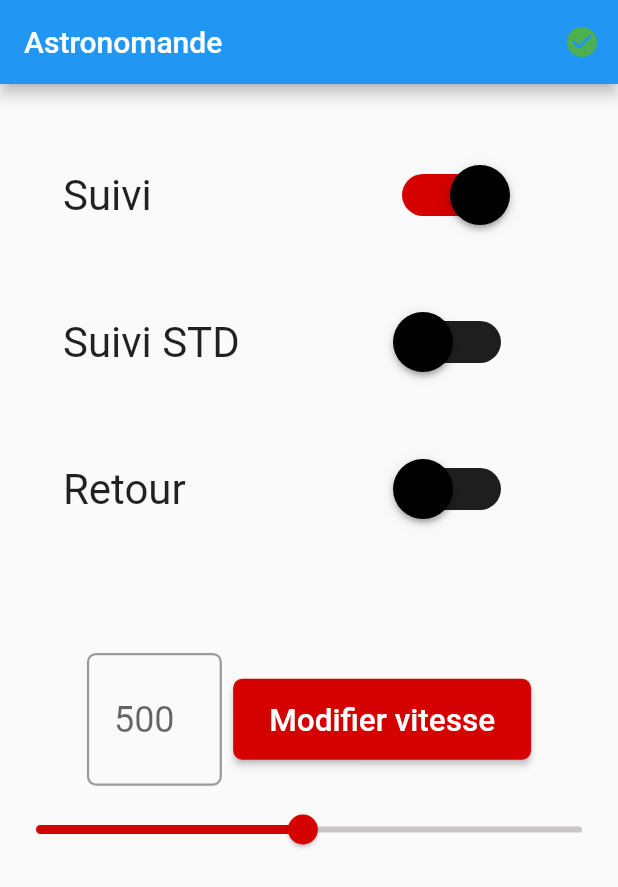
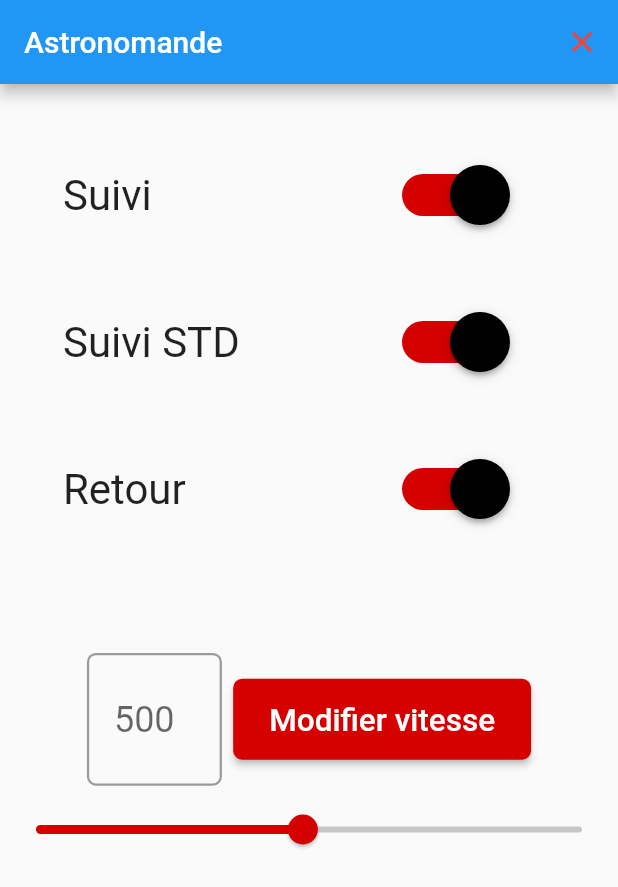
Before and after one commit to PZZed/AstroRemote, a Flutter app: the screen it shows after launch, on a phone screen of 412 x 824 dp. Shown: the top 887 px of the screen. Run offline on Flutter 3.47's test engine with Material 2 defaults, Android fonts, the light colour scheme and no system bars; network calls fail.

```diff
--- a/lib/customSwitch.dart
+++ b/lib/customSwitch.dart
@@ -1,26 +1,24 @@
 import 'package:flutter/material.dart';
 
 class CustomSwitchWidget extends StatefulWidget {
-
   String name;
   bool isActive;
+  void Function(bool) callback;
 
-  CustomSwitchWidget(this.name, this.isActive); //constructor
+  CustomSwitchWidget(this.name, this.isActive, this.callback); //constructor
 
   @override
-  _CustomSwitch createState() => _CustomSwitch(name, isActive, isActive);
+  _CustomSwitch createState() =>
+      _CustomSwitch(name, isActive, isActive, callback);
 }
 
 class _CustomSwitch extends State<CustomSwitchWidget> {
-
   String name;
   bool isActive;
   bool light;
-
-  _CustomSwitch(this.name, this.isActive, this.light); //constructor
-
-
-
+  final void Function(bool) callback;
+  _CustomSwitch(
+      this.name, this.isActive, this.light, this.callback); //constructor
 
   @override
   Widget build(BuildContext context) {
@@ -50,9 +48,9 @@ class _CustomSwitch extends State<CustomSwitchWidget> {
         return Colors.black;
       },
     );
-    return Transform.scale( scale: 2, child: Row(
-      mainAxisAlignment:MainAxisAlignment.center,
-      children: [
+    return Transform.scale(
+        scale: 2,
+        child: Row(mainAxisAlignment: MainAxisAlignment.center, children: [
           SizedBox(width: 100, child: Text(name)),
           Switch(
             // This bool value toggles the switch.
@@ -60,9 +58,16 @@ class _CustomSwitch extends State<CustomSwitchWidget> {
             overlayColor: overlayColor,
             trackColor: trackColor,
             thumbColor: const MaterialStatePropertyAll<Color>(Colors.black),
-          onChanged: !isActive ? null : (bool value) {setState(() {light = value; /*TODO : call switch service*/});},
+            onChanged: !isActive
+                ? null
+                : (bool value) {
+                    callback(value);
+                    setState(() {
+                      light = value;
+                    });
+                  },
           ),
-    SizedBox(width: 5)]));
-
+          const SizedBox(width: 5)
+        ]));
   }
 }
--- a/lib/home_page.dart
+++ b/lib/home_page.dart
@@ -1,77 +1,99 @@
+import 'dart:async';
+
 import 'package:astroremote/customSlider.dart';
 import 'package:astroremote/customSwitch.dart';
 import 'package:astroremote/remote_page.dart';
+import 'package:astroremote/wifi/server_command.dart';
 import 'package:flutter/material.dart';
 
-class HomePage extends StatelessWidget {
-  HomePage({super.key});
-  // final info = NetworkInfo();
-  Icon getActualStatus(){
-    //TODO: call checkHealth service to knows the actual astatus of the connection
-    bool isConnected = true;
-    if(isConnected){
-      return Icon(Icons.check_circle_rounded,color: Colors.green);
+class HomePage extends StatefulWidget {
+  const HomePage({super.key});
+
+  @override
+  State<StatefulWidget> createState() {
+    return _HomePage();
   }
-    return Icon(Icons.close_rounded,color: Colors.red);
 }
 
-  SizedBox verticalSpace = SizedBox(height: 50);
-  SizedBox horizontalSpace = SizedBox(width: 5);
+class _HomePage extends State<HomePage> {
+  ServerCommand serverCommand = ServerCommand();
+  bool isConnected = false;
+
+  bool followActivated = true;
+  bool followStdActivated = true;
+  bool returnActivated = true;
+  // final info = NetworkInfo();
+  Icon getActualStatus() {
+    if (isConnected) {
+      return const Icon(Icons.check_circle_rounded, color: Colors.green);
+    } else {
+      return const Icon(Icons.close_rounded, color: Colors.red);
+    }
+  }
+
+  SizedBox verticalSpace = const SizedBox(height: 50);
+  SizedBox horizontalSpace = const SizedBox(width: 5);
+
+  void checkHealth(IconButton iconButton) async {
+    try {
+      await ServerCommand.keepAlive().then((value) => setState(() {
+            isConnected = true;
+            followActivated = true;
+            followStdActivated = true;
+            returnActivated = true;
+          }));
+    } on Exception {
+      setState(() {
+        followActivated = false;
+        followStdActivated = false;
+        returnActivated = false;
+        isConnected = false;
+      });
+    }
+  }
+
+  Text connectedText() {
+    return isConnected ? const Text("Connected") : const Text("Disconnected");
+  }
 
   @override
   Widget build(BuildContext context) {
-
     IconButton iconButton = IconButton(
         icon: getActualStatus(),
-            onPressed: () {showDialog(
+        onPressed: () {
+          showDialog(
             context: context,
             builder: (context) {
-                        Future.delayed(Duration(milliseconds: 300), () {
+              Future.delayed(const Duration(milliseconds: 300), () {
                 Navigator.of(context).pop(true);
               });
               return AlertDialog(
-                          alignment: Alignment.topCenter,
-                          title: Text("Connected" /* TODO : display a different message if not connected */),
+                  alignment: Alignment.topCenter, title: connectedText());
+            },
           );
-                      });},
-        );
-
+        });
+    Timer.periodic(
+        const Duration(seconds: 5), (Timer t) => checkHealth(iconButton));
 
     return Scaffold(
       resizeToAvoidBottomInset: false,
       appBar: AppBar(
-        title: Text("Astronomande"),
-        actions: <Widget>[iconButton]),
+          title: const Text("Astronomande"), actions: <Widget>[iconButton]),
       body: Center(
           child: Column(
         children: [
-          /*TextButton(
-              onPressed: () async {
-                try {
-                  //  final wifiIP = await info.getWifiGatewayIP();
-                  //  print(wifiIP.toString());
-                } catch (e) {
-                  print(e);
-                }
-              },
-              child: Text("Liste des ips")),
-          TextButton(
-            child: const Text("Se connecter"),
-            onPressed: () {
-              // Naviguer vers la page 2
-              Navigator.push(context,
-                  MaterialPageRoute(builder: (context) => RemotePage()));
-            },
-          ),*/
           verticalSpace,
-          CustomSwitchWidget("Suivi", true),
+          CustomSwitchWidget(
+              "Suivi", followActivated, (value) => ServerCommand.suivi(value)),
           verticalSpace,
-          CustomSwitchWidget("Suivi STD", false),
+          CustomSwitchWidget("Suivi STD", followStdActivated,
+              (value) => ServerCommand.suiviStd(value)),
           verticalSpace,
-          CustomSwitchWidget("Retour", false),
+          CustomSwitchWidget("Retour", returnActivated,
+              (value) => ServerCommand.retour(value)),
           verticalSpace,
           verticalSpace,
-          CustomSlider()
+          const CustomSlider()
         ],
       )),
     );
--- a/lib/wifi/server_command.dart
+++ b/lib/wifi/server_command.dart
@@ -26,9 +26,7 @@ class ServerCommand {
   // Keep alive : should response pong
   // 5 second de timeout
   static Future<http.Response> keepAlive() {
-    return http
-        .get(Uri.parse(keepAliveUrl), headers: getHeaders())
-        .timeout(const Duration(seconds: 5));
+    return http.get(Uri.parse(keepAliveUrl), headers: getHeaders());
   }
 
   static Future<http.Response> connect() {
```
Lines whose indentation alone changed are shown as unchanged.
